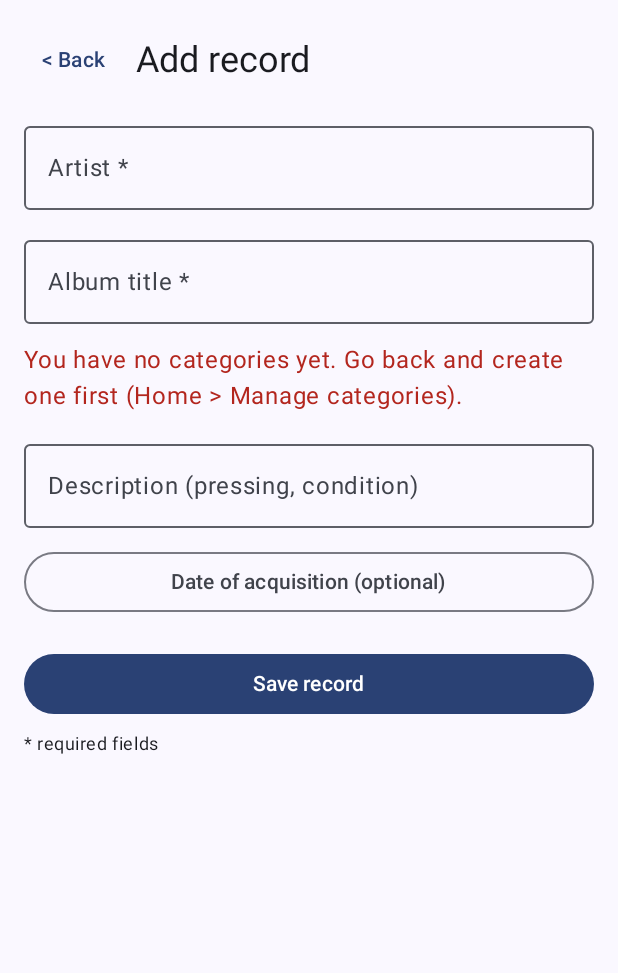
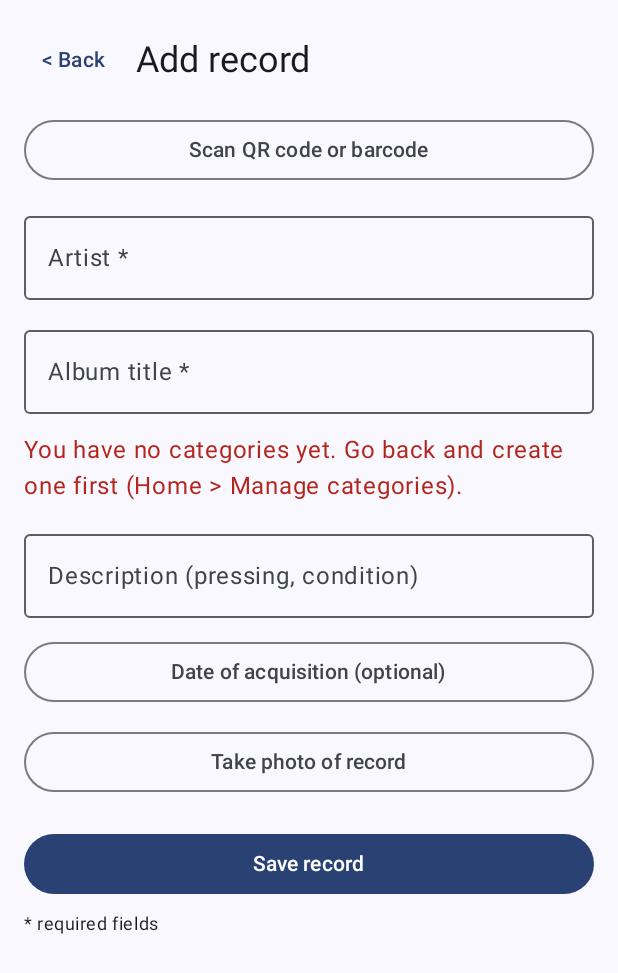
Before and after one commit to matthewkutumela/VinylVault, an Android app built with Jetpack Compose: the composable AddRecordScreen shown on its own in the app's theme, on a phone screen of 412 x 824 dp. Shown: the top 973 px of the screen. Run offline under Robolectric (Android 15) with nearby library versions, the phone set to English and light mode, and no system bars; our stand-ins replace Room's generated code; 2 statements that could not run were skipped.

Commit message:
Added camera capture and QR code scanner for records.

```diff
--- a/app/build.gradle.kts
+++ b/app/build.gradle.kts
@@ -48,6 +48,7 @@ dependencies {
     implementation(libs.androidx.core.ktx)
     implementation(libs.androidx.lifecycle.runtime.ktx)
     testImplementation(libs.junit)
+    androidTestImplementation(platform(libs.androidx.compose.bom))
     androidTestImplementation(libs.androidx.compose.ui.test.junit4)
     androidTestImplementation(libs.androidx.espresso.core)
     androidTestImplementation(libs.androidx.junit)
@@ -60,5 +61,6 @@ dependencies {
     implementation(libs.firebase.auth)
     implementation(libs.androidx.lifecycle.viewmodel.compose)
     implementation("androidx.compose.material:material-icons-core:1.7.8")
+    implementation(libs.play.services.code.scanner)
 
 }
--- a/app/src/main/java/com/example/vinylvault/ui/AddRecordScreen.kt
+++ b/app/src/main/java/com/example/vinylvault/ui/AddRecordScreen.kt
@@ -1,5 +1,7 @@
 package com.example.vinylvault.ui
 
+import androidx.activity.compose.rememberLauncherForActivityResult
+import androidx.activity.result.contract.ActivityResultContracts
 import androidx.compose.foundation.layout.Box
 import androidx.compose.foundation.layout.Column
 import androidx.compose.foundation.layout.Row
@@ -28,11 +30,16 @@ import androidx.compose.runtime.collectAsState
 import androidx.compose.runtime.getValue
 import androidx.compose.runtime.mutableStateOf
 import androidx.compose.runtime.remember
+import androidx.compose.runtime.rememberCoroutineScope
+import androidx.compose.runtime.saveable.rememberSaveable
 import androidx.compose.runtime.setValue
 import androidx.compose.ui.Alignment
 import androidx.compose.ui.Modifier
+import androidx.compose.ui.platform.LocalContext
 import androidx.compose.ui.unit.dp
 import com.example.vinylvault.data.VinylRecord
+import kotlinx.coroutines.launch
+import java.io.File
 import java.text.SimpleDateFormat
 import java.util.Locale
 import java.util.TimeZone
@@ -50,6 +57,8 @@ fun AddRecordScreen(
     existing: VinylRecord? = null,
     onDone: () -> Unit
 ) {
+    val context = LocalContext.current
+    val scope = rememberCoroutineScope()
     val categories by vm.categories.collectAsState()
 
     var artist by remember { mutableStateOf(existing?.artist ?: "") }
@@ -58,6 +67,23 @@ fun AddRecordScreen(
     var description by remember { mutableStateOf(existing?.description ?: "") }
     var dateText by remember { mutableStateOf(existing?.acquisitionDate) }
     var error by remember { mutableStateOf<String?>(null) }
+
+    var scanning by remember { mutableStateOf(false) }
+    var scanNote by remember { mutableStateOf<String?>(null) }
+
+    // Photo state. rememberSaveable keeps it if the camera app closes ours in the background.
+    var photoPath by rememberSaveable { mutableStateOf(existing?.photoPath) }
+    var pendingPath by rememberSaveable { mutableStateOf<String?>(null) }
+
+    val cameraLauncher = rememberLauncherForActivityResult(
+        ActivityResultContracts.TakePicture()
+    ) { success ->
+        val pending = pendingPath
+        if (pending != null) {
+            if (success) photoPath = pending else File(pending).delete()
+        }
+        pendingPath = null
+    }
 
     var menuOpen by remember { mutableStateOf(false) }
     var showPicker by remember { mutableStateOf(false) }
@@ -78,6 +104,45 @@ fun AddRecordScreen(
                 if (existing == null) "Add record" else "Edit record",
                 style = MaterialTheme.typography.headlineSmall
             )
+        }
+        Spacer(Modifier.height(12.dp))
+
+        OutlinedButton(
+            onClick = {
+                error = null
+                scanNote = null
+                startScan(
+                    context = context,
+                    onText = { raw ->
+                        scanning = true
+                        scope.launch {
+                            val result = interpretScan(raw)
+                            result.artist?.takeIf { it.isNotBlank() }?.let { artist = it }
+                            result.title?.takeIf { it.isNotBlank() }?.let { title = it }
+                            if (result.artist == null && result.title == null &&
+                                result.message?.startsWith("Scanned text") == true &&
+                                description.isBlank()
+                            ) {
+                                description = result.raw
+                            }
+                            scanNote = if (result.artist != null && result.title != null) {
+                                "Filled in from the scan. Please check the details before saving."
+                            } else {
+                                result.message
+                            }
+                            scanning = false
+                        }
+                    },
+                    onError = { message -> error = message }
+                )
+            },
+            enabled = !scanning,
+            modifier = Modifier.fillMaxWidth()
+        ) { Text(if (scanning) "Looking up..." else "Scan QR code or barcode") }
+
+        scanNote?.let {
+            Spacer(Modifier.height(8.dp))
+            Text(it, style = MaterialTheme.typography.bodySmall)
         }
         Spacer(Modifier.height(12.dp))
 
@@ -136,6 +201,27 @@ fun AddRecordScreen(
                 dateText?.let { "Acquired: $it" } ?: "Date of acquisition (optional)"
             )
         }
+        Spacer(Modifier.height(12.dp))
+
+        if (photoPath != null) {
+            PhotoImage(
+                path = photoPath,
+                modifier = Modifier.fillMaxWidth().height(220.dp)
+            )
+            Spacer(Modifier.height(8.dp))
+        }
+        OutlinedButton(
+            onClick = {
+                try {
+                    val file = createPhotoFile(context)
+                    pendingPath = file.absolutePath
+                    cameraLauncher.launch(photoUri(context, file))
+                } catch (e: Exception) {
+                    error = "Could not open the camera on this device."
+                }
+            },
+            modifier = Modifier.fillMaxWidth()
+        ) { Text(if (photoPath == null) "Take photo of record" else "Retake photo") }
 
         error?.let {
             Spacer(Modifier.height(12.dp))
@@ -159,7 +245,8 @@ fun AddRecordScreen(
                                     title = title.trim(),
                                     categoryId = chosenCategory,
                                     description = description.trim(),
-                                    acquisitionDate = dateText
+                                    acquisitionDate = dateText,
+                                    photoPath = photoPath
                                 ),
                                 onDone = onDone
                             )
@@ -170,7 +257,8 @@ fun AddRecordScreen(
                                     title = title.trim(),
                                     categoryId = chosenCategory,
                                     description = description.trim(),
-                                    acquisitionDate = dateText
+                                    acquisitionDate = dateText,
+                                    photoPath = photoPath
                                 ),
                                 onDone = onDone
                             )
--- a/app/src/main/java/com/example/vinylvault/ui/VinylViewModel.kt
+++ b/app/src/main/java/com/example/vinylvault/ui/VinylViewModel.kt
@@ -72,6 +72,7 @@ class VinylViewModel(app: Application) : AndroidViewModel(app) {
     fun deleteRecord(record: VinylRecord, onDone: () -> Unit) {
         viewModelScope.launch {
             db.recordDao().delete(record)
+            record.photoPath?.let { java.io.File(it).delete() }
             onDone()
         }
     }
--- a/gradle/libs.versions.toml
+++ b/gradle/libs.versions.toml
@@ -30,6 +30,7 @@ firebase-bom = { group = "com.google.firebase", name = "firebase-bom", version.r
 firebase-auth = { group = "com.google.firebase", name = "firebase-auth" }
 androidx-lifecycle-viewmodel-compose = { group = "androidx.lifecycle", name = "lifecycle-viewmodel-compose", version.ref = "lifecycleRuntimeKtx" }
 androidx-compose-material-icons-core = { group = "androidx.compose.material", name = "material-icons-core" }
+play-services-code-scanner = { group = "com.google.android.gms", name = "play-services-code-scanner", version = "16.1.0" }
 
 [plugins]
 android-application = { id = "com.android.application", version.ref = "agp" }
```
Also changed, not shown: app/src/main/AndroidManifest.xml (+12 -0 lines).
